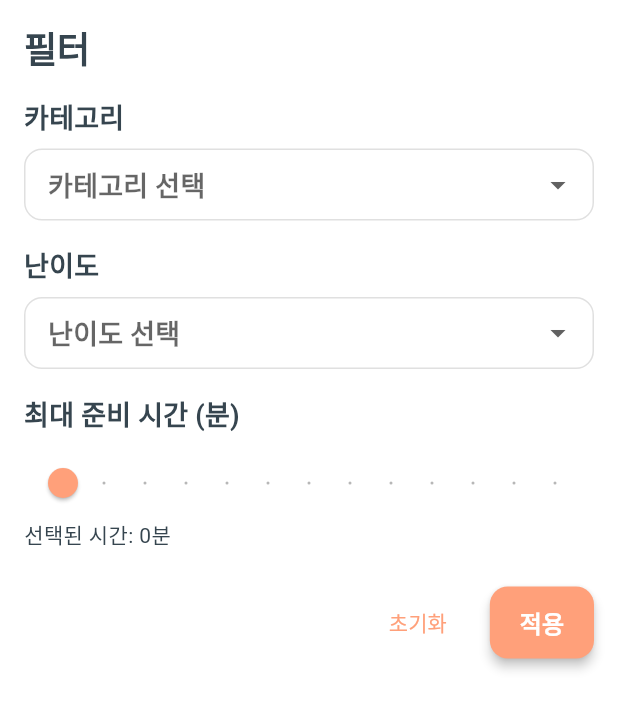
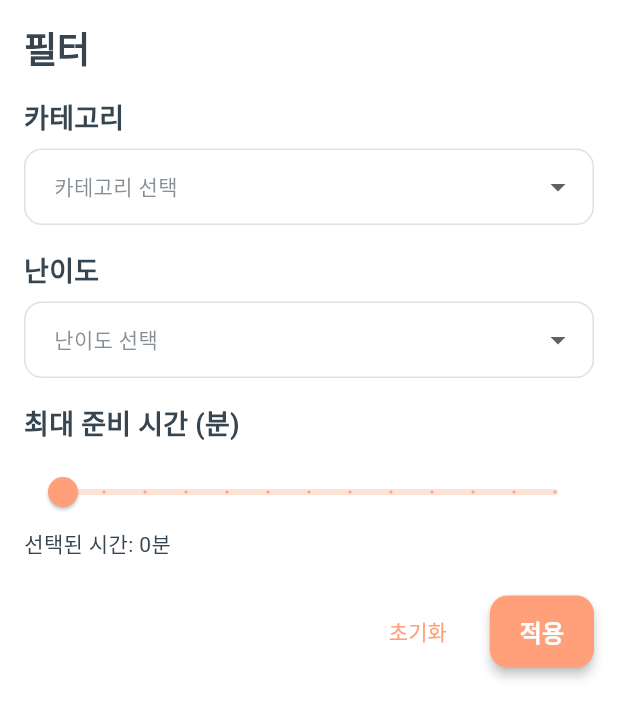
Before and after one commit to kdh4501/dr_bread_app, a Flutter app: the FilterBottomSheet widget shown alone on an empty page, opened directly with empty values, on a phone screen of 412 x 824 dp. Shown: the top 718 px of the screen. Run offline on Flutter 3.47's test engine with Material 3 defaults, Android fonts, the light colour scheme and no system bars; our stand-ins replace bloc, cached_network_image, cloud_firestore, equatable, firebase_auth, firebase_core and 8 more; missing offline and left inert: firebase_app_check; accounts and stored records are empty.

Commit message:
feat 화면 ui 개선

```diff
--- a/lib/features/recipe/presentation/screens/main_recipe_list_screen.dart
+++ b/lib/features/recipe/presentation/screens/main_recipe_list_screen.dart
@@ -8,6 +8,8 @@ import 'package:flutter_bloc/flutter_bloc.dart';
 import 'package:get_it/get_it.dart';
 import 'package:provider/provider.dart'; // Provider 사용
 import '../../../../core/constants/app_contstants.dart';
+import '../../../auth/presentation/bloc/auth_bloc.dart';
+import '../../../auth/presentation/bloc/auth_event.dart';
 import '../../domain/usecases/delete_recipe_usecase.dart';
 import '../../domain/usecases/upload_image_usecase.dart';
 import '../bloc/recipe_action_bloc.dart';
@@ -143,7 +145,7 @@ class _MainRecipeListScreenState extends State<MainRecipeListScreen> {
           style: textTheme.titleMedium?.copyWith(color: colorScheme.onPrimary),
           autofocus: true, // 자동으로 포커스
         )
-            :  const Text('빵빵박사 레시피'), // 앱바 제목
+            :  Text('빵빵박사 레시피', style: theme.appBarTheme.titleTextStyle), // 앱바 제목
         actions: [
           // 검색 아이콘 버튼
           IconButton(
--- a/lib/features/recipe/presentation/widgets/filter_bottom_sheet.dart
+++ b/lib/features/recipe/presentation/widgets/filter_bottom_sheet.dart
@@ -45,17 +45,17 @@ class _FilterBottomSheetState extends State<FilterBottomSheet> {
         shrinkWrap: true,
         // crossAxisAlignment: CrossAxisAlignment.start,
         children: [
-          Text('필터', style: textTheme.headlineSmall),
+          Text('필터', style: textTheme.headlineSmall?.copyWith(color: colorScheme.onSurface)),
           const SizedBox(height: kSpacingMedium), // <-- 상수 사용!
 
           // 카테고리 필터
-          Text('카테고리', style: textTheme.titleMedium),
+          Text('카테고리', style: textTheme.titleMedium?.copyWith(color: colorScheme.onSurface)),
           const SizedBox(height: kSpacingSmall), // <-- 상수 사용!
           DropdownButtonFormField<String>(
             value: _selectedCategory,
-            hint: const Text('카테고리 선택'),
+            hint: Text('카테고리 선택', style: textTheme.bodyMedium?.copyWith(color: colorScheme.onSurface.withOpacity(0.6))),
             items: ['빵', '쿠키', '케이크', '기타']
-                .map((category) => DropdownMenuItem(value: category, child: Text(category)))
+                .map((category) => DropdownMenuItem(value: category, child: Text(category, style: textTheme.bodyMedium?.copyWith(color: colorScheme.onSurface))))
                 .toList(),
             onChanged: (value) {
               setState(() {
@@ -64,19 +64,19 @@ class _FilterBottomSheetState extends State<FilterBottomSheet> {
             },
             decoration: InputDecoration(
               border: OutlineInputBorder(borderRadius: BorderRadius.circular(kSpacingSmall)), // <-- 상수 사용!
-              contentPadding: const EdgeInsets.symmetric(horizontal: 12, vertical: 8),
+              contentPadding: const EdgeInsets.symmetric(horizontal: 16, vertical: 12),
             ),
           ),
           const SizedBox(height: kSpacingMedium), // <-- 상수 사용!
 
           // 난이도 필터
-          Text('난이도', style: textTheme.titleMedium),
+          Text('난이도', style: textTheme.titleMedium?.copyWith(color: colorScheme.onSurface)),
           const SizedBox(height: kSpacingSmall), // <-- 상수 사용!
           DropdownButtonFormField<String>(
             value: _selectedDifficulty,
-            hint: const Text('난이도 선택'),
+            hint: Text('난이도 선택', style: textTheme.bodyMedium?.copyWith(color: colorScheme.onSurface.withOpacity(0.6))),
             items: ['쉬움', '보통', '어려움']
-                .map((difficulty) => DropdownMenuItem(value: difficulty, child: Text(difficulty)))
+                .map((difficulty) => DropdownMenuItem(value: difficulty, child: Text(difficulty, style: textTheme.bodyMedium?.copyWith(color: colorScheme.onSurface)))) // item 텍스트 스타일
                 .toList(),
             onChanged: (value) {
               setState(() {
@@ -85,13 +85,13 @@ class _FilterBottomSheetState extends State<FilterBottomSheet> {
             },
             decoration: InputDecoration(
               border: OutlineInputBorder(borderRadius: BorderRadius.circular(kSpacingSmall)), // <-- 상수 사용!
-              contentPadding: const EdgeInsets.symmetric(horizontal: 12, vertical: 8),
+              contentPadding: const EdgeInsets.symmetric(horizontal: 16, vertical: 12),
             ),
           ),
           const SizedBox(height: kSpacingMedium), // <-- 상수 사용!
 
           // 최대 준비 시간 필터 (Slider 또는 Dropdown)
-          Text('최대 준비 시간 (분)', style: textTheme.titleMedium),
+          Text('최대 준비 시간 (분)', style: textTheme.titleMedium?.copyWith(color: colorScheme.onSurface)),
           const SizedBox(height: kSpacingSmall), // <-- 상수 사용!
           Slider(
             value: (_selectedMaxPrepTime ?? 0).toDouble(),
@@ -104,8 +104,11 @@ class _FilterBottomSheetState extends State<FilterBottomSheet> {
                 _selectedMaxPrepTime = value.toInt();
               });
             },
+            activeColor: colorScheme.primary, // primary 색상
+            inactiveColor: colorScheme.primary.withOpacity(0.3), // primary 색상
+            thumbColor: colorScheme.primary, // primary 색상
           ),
-          Text('선택된 시간: ${_selectedMaxPrepTime ?? '무제한'}분', style: textTheme.bodyMedium),
+          Text('선택된 시간: ${_selectedMaxPrepTime ?? '무제한'}분', style: textTheme.bodyMedium?.copyWith(color: colorScheme.onSurface)), // bodyMedium 스타일, onSurface 색상
           const SizedBox(height: kSpacingLarge), // <-- 상수 사용!
 
           Row(
--- a/lib/features/recipe/presentation/widgets/recipe_card.dart
+++ b/lib/features/recipe/presentation/widgets/recipe_card.dart
@@ -88,11 +88,11 @@ class RecipeCard extends StatelessWidget {
                 children: [
                   Icon(Icons.kitchen, size: kIconSizeMedium, color: colorScheme.onSurfaceVariant),
                   const SizedBox(width: kSpacingExtraSmall),
-                  Text('${recipe.ingredients?.length ?? 0}가지 재료', style: textTheme.bodySmall),
+                  Text('${recipe.ingredients?.length ?? 0}가지 재료', style: textTheme.bodySmall?.copyWith(color: colorScheme.onSurface)),
                   const SizedBox(width: kSpacingMedium),
                   Icon(Icons.format_list_numbered, size: kIconSizeMedium, color: colorScheme.onSurfaceVariant),
                   const SizedBox(width: kSpacingExtraSmall),
-                  Text('${recipe.steps?.length ?? 0}단계', style: textTheme.bodySmall),
+                  Text('${recipe.steps?.length ?? 0}단계', style: textTheme.bodySmall?.copyWith(color: colorScheme.onSurface)),
                 ],
               ),
               // TODO: 레시피 간단 설명, 작성자, 날짜 등 추가 정보 표시 (RecipeEntity에 있다면)
```
Also changed, not shown: lib/features/recipe/presentation/screens/add_recipe_screen.dart (+14 -11 lines), lib/features/recipe/presentation/screens/recipe_detail_screen.dart (+7 -7 lines).
